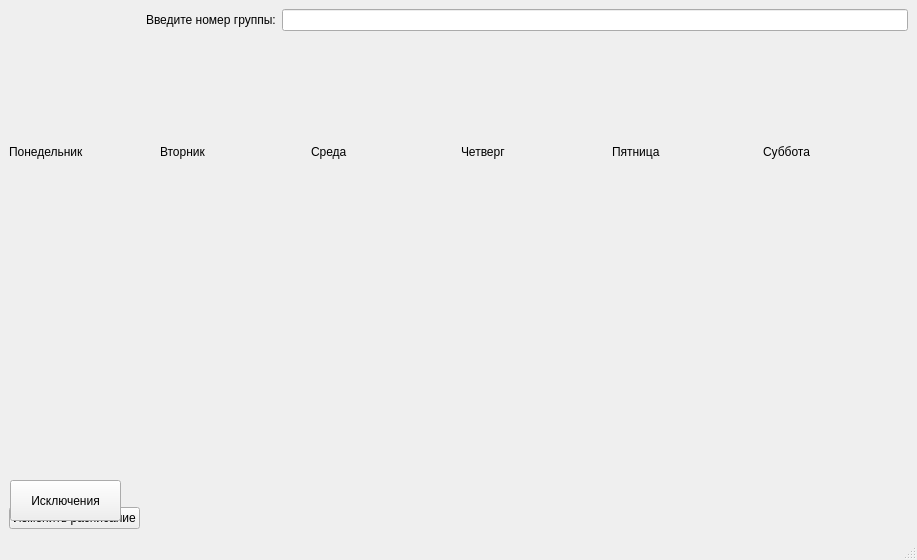
Qt form client/mainwindow.ui (zefixed/raspyxxx) before a commit.
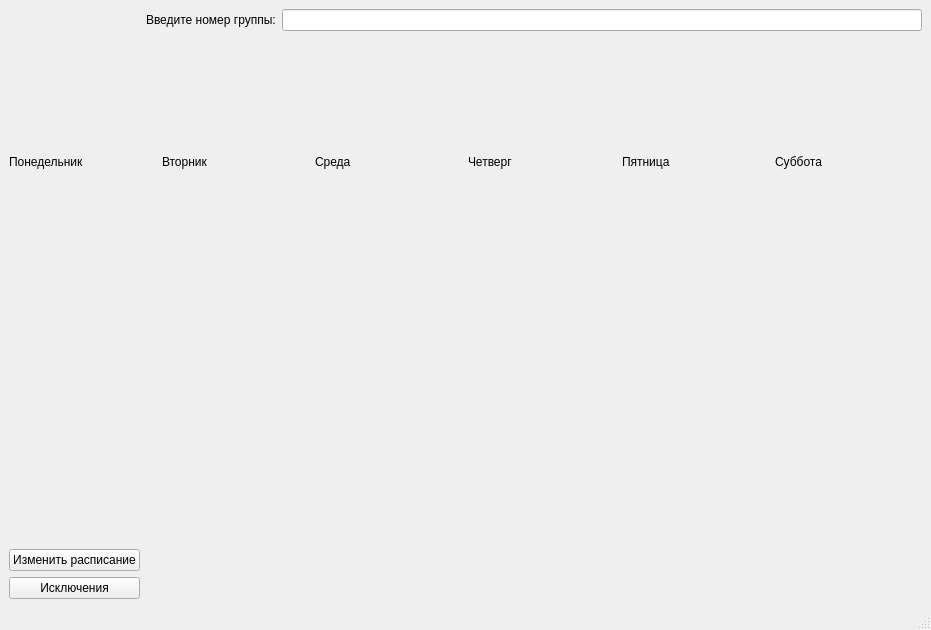
The same form after that commit.

```diff
--- a/client/mainwindow.ui
+++ b/client/mainwindow.ui
@@ -6,8 +6,8 @@
    <rect>
     <x>0</x>
     <y>0</y>
-    <width>915</width>
-    <height>560</height>
+    <width>931</width>
+    <height>630</height>
    </rect>
   </property>
   <property name="minimumSize">
@@ -33,6 +33,13 @@
     </size>
    </property>
    <layout class="QGridLayout" name="gridLayout">
+    <item row="3" column="0">
+     <widget class="QPushButton" name="change_schedule_button">
+      <property name="text">
+       <string>Изменить расписание</string>
+      </property>
+     </widget>
+    </item>
     <item row="0" column="1">
      <layout class="QHBoxLayout" name="horizontalLayout_2">
       <item>
@@ -154,34 +161,21 @@
       </item>
      </layout>
     </item>
-    <item row="3" column="0">
-     <widget class="QPushButton" name="change_schedule_button">
+    <item row="4" column="0">
+     <widget class="QPushButton" name="exceptions_button">
       <property name="text">
-       <string>Изменить расписание</string>
+       <string>Исключения</string>
       </property>
      </widget>
     </item>
    </layout>
-   <widget class="QPushButton" name="exceptions_button">
-    <property name="geometry">
-     <rect>
-      <x>10</x>
-      <y>480</y>
-      <width>111</width>
-      <height>41</height>
-     </rect>
-    </property>
-    <property name="text">
-     <string>Исключения</string>
-    </property>
-   </widget>
   </widget>
   <widget class="QMenuBar" name="menubar">
    <property name="geometry">
     <rect>
      <x>0</x>
      <y>0</y>
-     <width>915</width>
+     <width>931</width>
      <height>23</height>
     </rect>
    </property>
```
